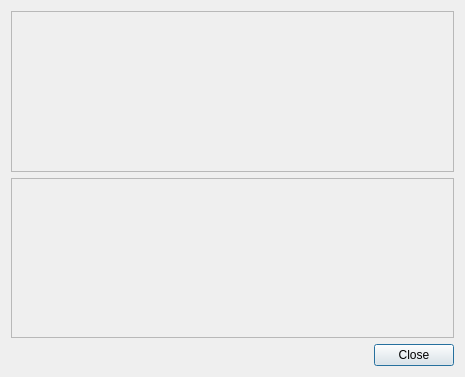
Before: the Qt Designer form src/gui/simparams.ui in stevenvergenz/chemecher, drawn with Qt 5.
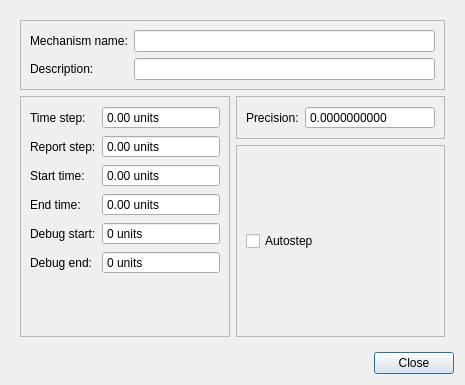
After: the same form once the commit is applied.

Commit message: Debugged saving to CM3 format Worked on SimParams window

What changed in the file:
```diff
--- a/src/gui/simparams.ui
+++ b/src/gui/simparams.ui
@@ -7,31 +7,235 @@
     <x>0</x>
     <y>0</y>
     <width>465</width>
-    <height>377</height>
+    <height>385</height>
    </rect>
   </property>
   <property name="windowTitle">
    <string>Dialog</string>
   </property>
   <layout class="QVBoxLayout" name="verticalLayout">
-   <item>
-    <widget class="QFrame" name="frame_2">
-     <property name="frameShape">
-      <enum>QFrame::StyledPanel</enum>
-     </property>
-     <property name="frameShadow">
-      <enum>QFrame::Raised</enum>
-     </property>
-    </widget>
-   </item>
    <item>
     <widget class="QFrame" name="frame">
      <property name="frameShape">
-      <enum>QFrame::StyledPanel</enum>
+      <enum>QFrame::NoFrame</enum>
      </property>
      <property name="frameShadow">
       <enum>QFrame::Raised</enum>
      </property>
+     <layout class="QGridLayout" name="gridLayout">
+      <item row="0" column="0" colspan="2">
+       <widget class="QFrame" name="frame_3">
+        <property name="sizePolicy">
+         <sizepolicy hsizetype="Preferred" vsizetype="Maximum">
+          <horstretch>0</horstretch>
+          <verstretch>0</verstretch>
+         </sizepolicy>
+        </property>
+        <property name="frameShape">
+         <enum>QFrame::StyledPanel</enum>
+        </property>
+        <property name="frameShadow">
+         <enum>QFrame::Raised</enum>
+        </property>
+        <layout class="QFormLayout" name="formLayout_2">
+         <item row="0" column="0">
+          <widget class="QLabel" name="label">
+           <property name="text">
+            <string>Mechanism name:</string>
+           </property>
+          </widget>
+         </item>
+         <item row="0" column="1">
+          <widget class="QLineEdit" name="lineEdit_2"/>
+         </item>
+         <item row="1" column="0">
+          <widget class="QLabel" name="label_2">
+           <property name="text">
+            <string>Description:</string>
+           </property>
+          </widget>
+         </item>
+         <item row="1" column="1">
+          <widget class="QLineEdit" name="lineEdit"/>
+         </item>
+        </layout>
+       </widget>
+      </item>
+      <item row="1" column="0" rowspan="2">
+       <widget class="QFrame" name="frame_2">
+        <property name="sizePolicy">
+         <sizepolicy hsizetype="MinimumExpanding" vsizetype="Preferred">
+          <horstretch>0</horstretch>
+          <verstretch>0</verstretch>
+         </sizepolicy>
+        </property>
+        <property name="frameShape">
+         <enum>QFrame::StyledPanel</enum>
+        </property>
+        <property name="frameShadow">
+         <enum>QFrame::Raised</enum>
+        </property>
+        <layout class="QFormLayout" name="formLayout">
+         <item row="0" column="0">
+          <widget class="QLabel" name="label_3">
+           <property name="text">
+            <string>Time step:</string>
+           </property>
+          </widget>
+         </item>
+         <item row="0" column="1">
+          <widget class="QDoubleSpinBox" name="spinTimeStep">
+           <property name="buttonSymbols">
+            <enum>QAbstractSpinBox::NoButtons</enum>
+           </property>
+           <property name="suffix">
+            <string> units</string>
+           </property>
+          </widget>
+         </item>
+         <item row="1" column="0">
+          <widget class="QLabel" name="label_4">
+           <property name="text">
+            <string>Report step:</string>
+           </property>
+          </widget>
+         </item>
+         <item row="1" column="1">
+          <widget class="QDoubleSpinBox" name="spinReportStep">
+           <property name="buttonSymbols">
+            <enum>QAbstractSpinBox::NoButtons</enum>
+           </property>
+           <property name="suffix">
+            <string> units</string>
+           </property>
+          </widget>
+         </item>
+         <item row="4" column="0">
+          <widget class="QLabel" name="label_5">
+           <property name="text">
+            <string>End time:</string>
+           </property>
+          </widget>
+         </item>
+         <item row="3" column="0">
+          <widget class="QLabel" name="label_6">
+           <property name="text">
+            <string>Start time:</string>
+           </property>
+          </widget>
+         </item>
+         <item row="3" column="1">
+          <widget class="QDoubleSpinBox" name="spinStartTime">
+           <property name="buttonSymbols">
+            <enum>QAbstractSpinBox::NoButtons</enum>
+           </property>
+           <property name="suffix">
+            <string> units</string>
+           </property>
+          </widget>
+         </item>
+         <item row="4" column="1">
+          <widget class="QDoubleSpinBox" name="spinEndTime">
+           <property name="buttonSymbols">
+            <enum>QAbstractSpinBox::NoButtons</enum>
+           </property>
+           <property name="suffix">
+            <string> units</string>
+           </property>
+          </widget>
+         </item>
+         <item row="5" column="1">
+          <widget class="QSpinBox" name="spinDebugStart">
+           <property name="buttonSymbols">
+            <enum>QAbstractSpinBox::NoButtons</enum>
+           </property>
+           <property name="suffix">
+            <string> units</string>
+           </property>
+          </widget>
+         </item>
+         <item row="5" column="0">
+          <widget class="QLabel" name="label_7">
+           <property name="text">
+            <string>Debug start:</string>
+           </property>
+          </widget>
+         </item>
+         <item row="6" column="0">
+          <widget class="QLabel" name="label_8">
+           <property name="text">
+            <string>Debug end:</string>
+           </property>
+          </widget>
+         </item>
+         <item row="6" column="1">
+          <widget class="QSpinBox" name="spinDebugEnd">
+           <property name="buttonSymbols">
+            <enum>QAbstractSpinBox::NoButtons</enum>
+           </property>
+           <property name="suffix">
+            <string> units</string>
+           </property>
+          </widget>
+         </item>
+        </layout>
+       </widget>
+      </item>
+      <item row="1" column="1">
+       <widget class="QFrame" name="frame_4">
+        <property name="sizePolicy">
+         <sizepolicy hsizetype="MinimumExpanding" vsizetype="Maximum">
+          <horstretch>0</horstretch>
+          <verstretch>0</verstretch>
+         </sizepolicy>
+        </property>
+        <property name="frameShape">
+         <enum>QFrame::StyledPanel</enum>
+        </property>
+        <property name="frameShadow">
+         <enum>QFrame::Raised</enum>
+        </property>
+        <layout class="QFormLayout" name="formLayout_3">
+         <item row="0" column="0">
+          <widget class="QLabel" name="label_9">
+           <property name="text">
+            <string>Precision:</string>
+           </property>
+          </widget>
+         </item>
+         <item row="0" column="1">
+          <widget class="QDoubleSpinBox" name="doubleSpinBox">
+           <property name="buttonSymbols">
+            <enum>QAbstractSpinBox::NoButtons</enum>
+           </property>
+           <property name="decimals">
+            <number>10</number>
+           </property>
+          </widget>
+         </item>
+        </layout>
+       </widget>
+      </item>
+      <item row="2" column="1">
+       <widget class="QFrame" name="frame_5">
+        <property name="frameShape">
+         <enum>QFrame::StyledPanel</enum>
+        </property>
+        <property name="frameShadow">
+         <enum>QFrame::Raised</enum>
+        </property>
+        <layout class="QVBoxLayout" name="verticalLayout_2">
+         <item>
+          <widget class="QCheckBox" name="checkBox">
+           <property name="text">
+            <string>Autostep</string>
+           </property>
+          </widget>
+         </item>
+        </layout>
+       </widget>
+      </item>
+     </layout>
     </widget>
    </item>
    <item>
```
Left out of the diff: 2 changed lines with no effect on the pictures. The commit also changes 5 other files.
